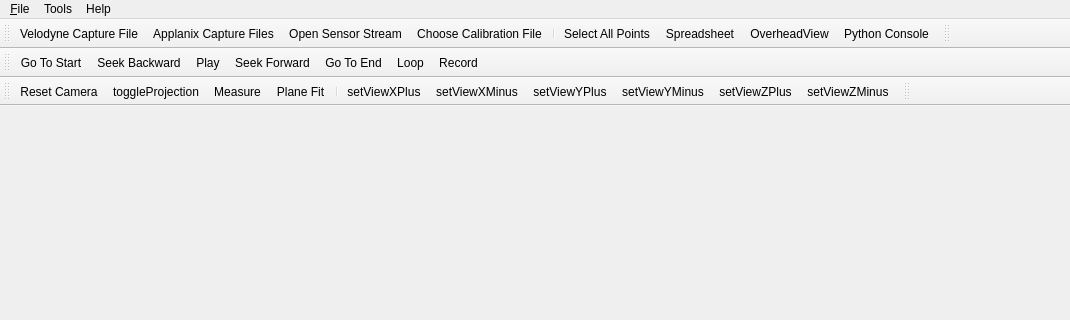
Above: vvMainWindow.ui from Kitware/VeloView before the change; both pictures show x 0 to 1070 and y 0 to 320 of the 1070 by 645 pixel window. Below: the same form after it.
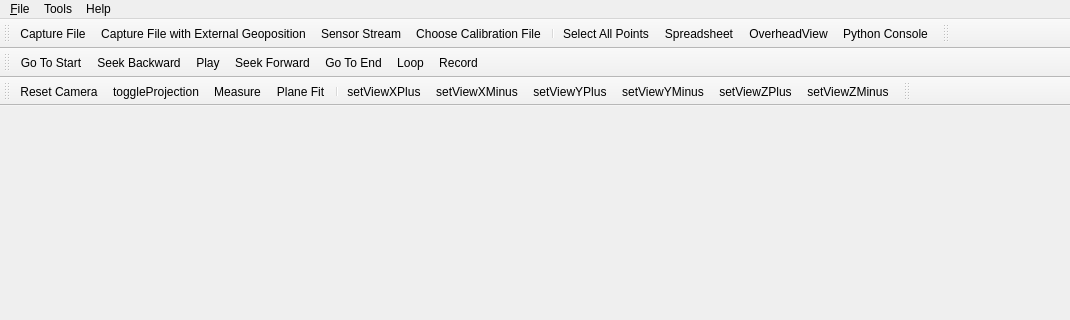
That is the form after the change. Icons and pictures are not drawn. Custom widgets are drawn as their Qt base class.

The edit to the form file:
```diff
--- a/vvMainWindow.ui
+++ b/vvMainWindow.ui
@@ -204,7 +204,7 @@
      <normaloff>:/VelodyneHDLPlugin/WiresharkDoc-128.png</normaloff>:/VelodyneHDLPlugin/WiresharkDoc-128.png</iconset>
    </property>
    <property name="text">
-    <string>&amp;Velodyne Capture File</string>
+    <string>&amp;Capture File</string>
    </property>
    <property name="toolTip">
     <string>Open a Wireshark-format capture file with data collected from a Velodyne sensor</string>
@@ -267,7 +267,7 @@
      <normaloff>:/VelodyneHDLPlugin/velodyne_hdl.png</normaloff>:/VelodyneHDLPlugin/velodyne_hdl.png</iconset>
    </property>
    <property name="text">
-    <string>Open Sensor Stream</string>
+    <string>Sensor &amp;Stream</string>
    </property>
   </action>
   <action name="actionChoose_Calibration_File">
@@ -703,7 +703,7 @@
      <normaloff>:/VelodyneHDLPlugin/applanix.png</normaloff>:/VelodyneHDLPlugin/applanix.png</iconset>
    </property>
    <property name="text">
-    <string>&amp;Applanix Capture Files</string>
+    <string>Capture File with External &amp;Geoposition</string>
    </property>
    <property name="toolTip">
     <string>Open a text file with position data collected from an Applanix sensor, and Wireshark-format capture file with data collected from a Velodyne sensor</string>
```
Left out of the diff: 6 changed lines with no effect on the pictures.
